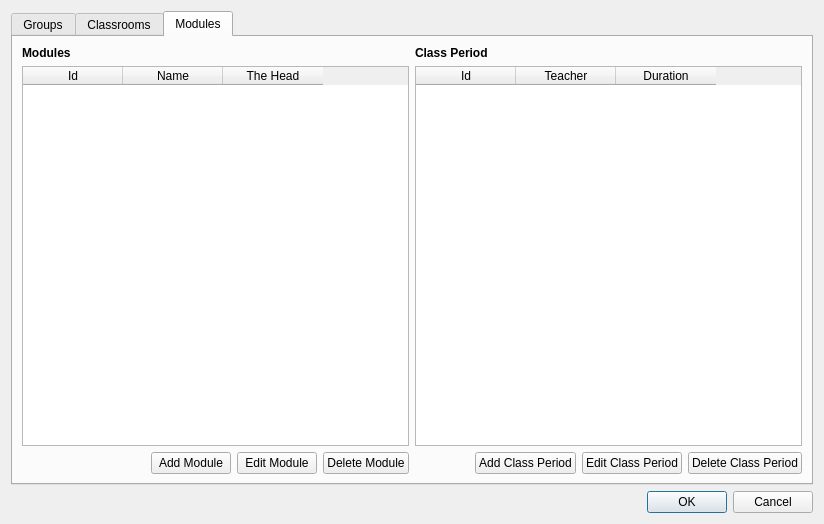
First picture: the form in Gui/WindowAdministrator.ui, repository JeanCoquet/Zebulon, before the edit.
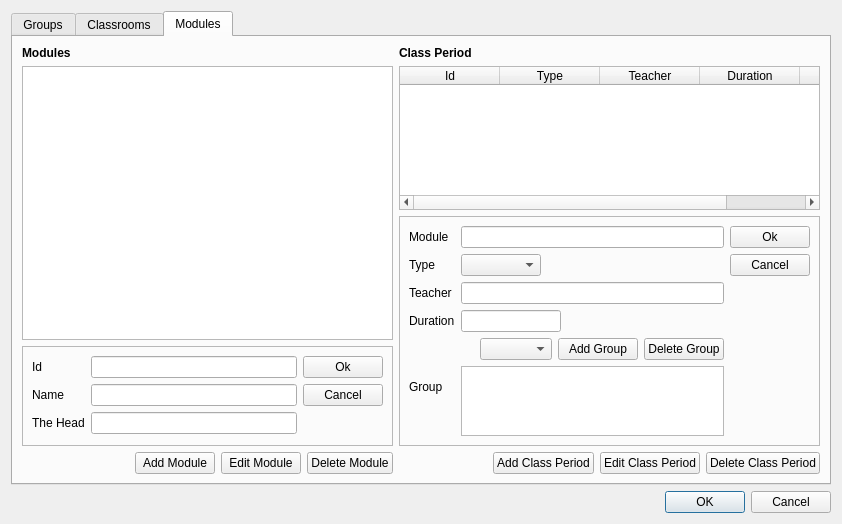
Second picture: the form after the edit. The open tabs and pages were chosen to show the change.

```diff
--- a/Gui/WindowAdministrator.ui
+++ b/Gui/WindowAdministrator.ui
@@ -274,6 +274,36 @@
          </item>
          <item>
           <widget class="QTableWidget" name="tableWidgetModules">
+           <property name="editTriggers">
+            <set>QAbstractItemView::NoEditTriggers</set>
+           </property>
+           <property name="alternatingRowColors">
+            <bool>true</bool>
+           </property>
+           <property name="selectionMode">
+            <enum>QAbstractItemView::SingleSelection</enum>
+           </property>
+           <property name="selectionBehavior">
+            <enum>QAbstractItemView::SelectRows</enum>
+           </property>
+           <property name="showGrid">
+            <bool>false</bool>
+           </property>
+           <attribute name="horizontalHeaderVisible">
+            <bool>false</bool>
+           </attribute>
+           <attribute name="horizontalHeaderCascadingSectionResizes">
+            <bool>false</bool>
+           </attribute>
+           <attribute name="horizontalHeaderShowSortIndicator" stdset="0">
+            <bool>false</bool>
+           </attribute>
+           <attribute name="verticalHeaderVisible">
+            <bool>false</bool>
+           </attribute>
+           <attribute name="verticalHeaderDefaultSectionSize">
+            <number>18</number>
+           </attribute>
            <column>
             <property name="text">
              <string>Id</string>
@@ -291,6 +321,95 @@
            </column>
           </widget>
          </item>
+         <item>
+          <widget class="QFrame" name="frameEditModule">
+           <property name="minimumSize">
+            <size>
+             <width>371</width>
+             <height>100</height>
+            </size>
+           </property>
+           <property name="maximumSize">
+            <size>
+             <width>371</width>
+             <height>100</height>
+            </size>
+           </property>
+           <property name="frameShape">
+            <enum>QFrame::StyledPanel</enum>
+           </property>
+           <property name="frameShadow">
+            <enum>QFrame::Raised</enum>
+           </property>
+           <layout class="QHBoxLayout" name="horizontalLayout_10">
+            <item>
+             <layout class="QGridLayout" name="gridLayout">
+              <item row="0" column="1">
+               <widget class="QLabel" name="label_5">
+                <property name="text">
+                 <string>Id</string>
+                </property>
+               </widget>
+              </item>
+              <item row="0" column="2">
+               <widget class="QLineEdit" name="lineEditIdModule"/>
+              </item>
+              <item row="1" column="1">
+               <widget class="QLabel" name="label_6">
+                <property name="text">
+                 <string>Name</string>
+                </property>
+               </widget>
+              </item>
+              <item row="1" column="2">
+               <widget class="QLineEdit" name="lineEditNameModule"/>
+              </item>
+              <item row="2" column="1">
+               <widget class="QLabel" name="label_7">
+                <property name="text">
+                 <string>The Head</string>
+                </property>
+               </widget>
+              </item>
+              <item row="2" column="2">
+               <widget class="QLineEdit" name="lineEditTheHeadModule"/>
+              </item>
+             </layout>
+            </item>
+            <item>
+             <layout class="QVBoxLayout" name="verticalLayout_6">
+              <item>
+               <widget class="QPushButton" name="buttonOkEditModule">
+                <property name="text">
+                 <string>Ok</string>
+                </property>
+               </widget>
+              </item>
+              <item>
+               <widget class="QPushButton" name="buttonCancelEditModule">
+                <property name="text">
+                 <string>Cancel</string>
+                </property>
+               </widget>
+              </item>
+              <item>
+               <spacer name="verticalSpacer">
+                <property name="orientation">
+                 <enum>Qt::Vertical</enum>
+                </property>
+                <property name="sizeHint" stdset="0">
+                 <size>
+                  <width>20</width>
+                  <height>40</height>
+                 </size>
+                </property>
+               </spacer>
+              </item>
+             </layout>
+            </item>
+           </layout>
+          </widget>
+         </item>
          <item>
           <layout class="QHBoxLayout" name="horizontalLayout_7">
            <item>
@@ -347,12 +466,38 @@
           </widget>
          </item>
          <item>
-          <widget class="QTableWidget" name="tableWidget_2">
+          <widget class="QTableWidget" name="tableWidgetClassPeriod">
+           <property name="editTriggers">
+            <set>QAbstractItemView::NoEditTriggers</set>
+           </property>
+           <property name="alternatingRowColors">
+            <bool>true</bool>
+           </property>
+           <property name="selectionMode">
+            <enum>QAbstractItemView::SingleSelection</enum>
+           </property>
+           <property name="selectionBehavior">
+            <enum>QAbstractItemView::SelectRows</enum>
+           </property>
+           <property name="showGrid">
+            <bool>false</bool>
+           </property>
+           <attribute name="verticalHeaderVisible">
+            <bool>false</bool>
+           </attribute>
+           <attribute name="verticalHeaderDefaultSectionSize">
+            <number>18</number>
+           </attribute>
            <column>
             <property name="text">
              <string>Id</string>
             </property>
            </column>
+           <column>
+            <property name="text">
+             <string>Type</string>
+            </property>
+           </column>
            <column>
             <property name="text">
              <string>Teacher</string>
@@ -363,6 +508,201 @@
              <string>Duration</string>
             </property>
            </column>
+           <column>
+            <property name="text">
+             <string>Groups</string>
+            </property>
+           </column>
+          </widget>
+         </item>
+         <item>
+          <widget class="QFrame" name="frameEditClassPeriod">
+           <property name="minimumSize">
+            <size>
+             <width>421</width>
+             <height>230</height>
+            </size>
+           </property>
+           <property name="maximumSize">
+            <size>
+             <width>421</width>
+             <height>230</height>
+            </size>
+           </property>
+           <property name="frameShape">
+            <enum>QFrame::StyledPanel</enum>
+           </property>
+           <property name="frameShadow">
+            <enum>QFrame::Raised</enum>
+           </property>
+           <layout class="QHBoxLayout" name="horizontalLayout_9">
+            <item>
+             <layout class="QGridLayout" name="gridLayout_2">
+              <item row="0" column="1">
+               <widget class="QLabel" name="label_8">
+                <property name="text">
+                 <string>Module</string>
+                </property>
+               </widget>
+              </item>
+              <item row="1" column="1">
+               <widget class="QLabel" name="label_9">
+                <property name="text">
+                 <string>Type</string>
+                </property>
+               </widget>
+              </item>
+              <item row="2" column="1">
+               <widget class="QLabel" name="label_10">
+                <property name="text">
+                 <string>Teacher</string>
+                </property>
+               </widget>
+              </item>
+              <item row="3" column="1">
+               <widget class="QLabel" name="label_11">
+                <property name="text">
+                 <string>Duration</string>
+                </property>
+               </widget>
+              </item>
+              <item row="4" column="1">
+               <widget class="QLabel" name="label_12">
+                <property name="text">
+                 <string>Group</string>
+                </property>
+               </widget>
+              </item>
+              <item row="0" column="2">
+               <widget class="QLineEdit" name="lineEditModule">
+                <property name="readOnly">
+                 <bool>true</bool>
+                </property>
+               </widget>
+              </item>
+              <item row="1" column="2">
+               <widget class="QComboBox" name="comboBoxTypeClassPeriod">
+                <property name="maximumSize">
+                 <size>
+                  <width>80</width>
+                  <height>16777215</height>
+                 </size>
+                </property>
+                <property name="currentIndex">
+                 <number>-1</number>
+                </property>
+                <item>
+                 <property name="text">
+                  <string>Magistral</string>
+                 </property>
+                </item>
+                <item>
+                 <property name="text">
+                  <string>Tutorial</string>
+                 </property>
+                </item>
+                <item>
+                 <property name="text">
+                  <string>Practical</string>
+                 </property>
+                </item>
+               </widget>
+              </item>
+              <item row="2" column="2">
+               <widget class="QLineEdit" name="lineEditTeacherClassPeriod"/>
+              </item>
+              <item row="3" column="2">
+               <widget class="QLineEdit" name="lineEditDurationClassPeriod">
+                <property name="maximumSize">
+                 <size>
+                  <width>100</width>
+                  <height>16777215</height>
+                 </size>
+                </property>
+               </widget>
+              </item>
+              <item row="4" column="2">
+               <layout class="QVBoxLayout" name="verticalLayout_9">
+                <item>
+                 <layout class="QHBoxLayout" name="horizontalLayout_13">
+                  <item>
+                   <spacer name="horizontalSpacer_6">
+                    <property name="orientation">
+                     <enum>Qt::Horizontal</enum>
+                    </property>
+                    <property name="sizeHint" stdset="0">
+                     <size>
+                      <width>40</width>
+                      <height>20</height>
+                     </size>
+                    </property>
+                   </spacer>
+                  </item>
+                  <item>
+                   <widget class="QComboBox" name="comboBoxGroupClassPeriod"/>
+                  </item>
+                  <item>
+                   <widget class="QPushButton" name="buttonAddGroupClassPeriod">
+                    <property name="text">
+                     <string>Add Group</string>
+                    </property>
+                   </widget>
+                  </item>
+                  <item>
+                   <widget class="QPushButton" name="buttonDeleteGroupClassPeriod">
+                    <property name="text">
+                     <string>Delete Group</string>
+                    </property>
+                   </widget>
+                  </item>
+                 </layout>
+                </item>
+                <item>
+                 <widget class="QListWidget" name="listWidgetGroupClassPeriod">
+                  <property name="maximumSize">
+                   <size>
+                    <width>16777215</width>
+                    <height>100</height>
+                   </size>
+                  </property>
+                 </widget>
+                </item>
+               </layout>
+              </item>
+             </layout>
+            </item>
+            <item>
+             <layout class="QVBoxLayout" name="verticalLayout_8">
+              <item>
+               <widget class="QPushButton" name="buttonOkEditClassPeriod">
+                <property name="text">
+                 <string>Ok</string>
+                </property>
+               </widget>
+              </item>
+              <item>
+               <widget class="QPushButton" name="buttonCancelEditClassPeriod">
+                <property name="text">
+                 <string>Cancel</string>
+                </property>
+               </widget>
+              </item>
+              <item>
+               <spacer name="verticalSpacer_2">
+                <property name="orientation">
+                 <enum>Qt::Vertical</enum>
+                </property>
+                <property name="sizeHint" stdset="0">
+                 <size>
+                  <width>20</width>
+                  <height>40</height>
+                 </size>
+                </property>
+               </spacer>
+              </item>
+             </layout>
+            </item>
+           </layout>
           </widget>
          </item>
          <item>
```
Left out of the diff: 44 changed lines with no effect on the pictures.
